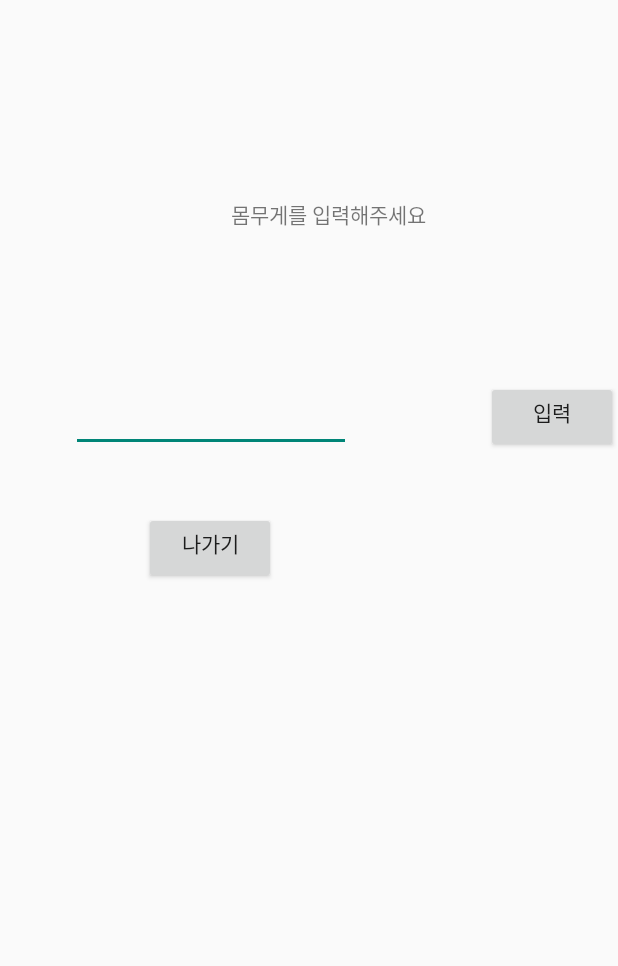
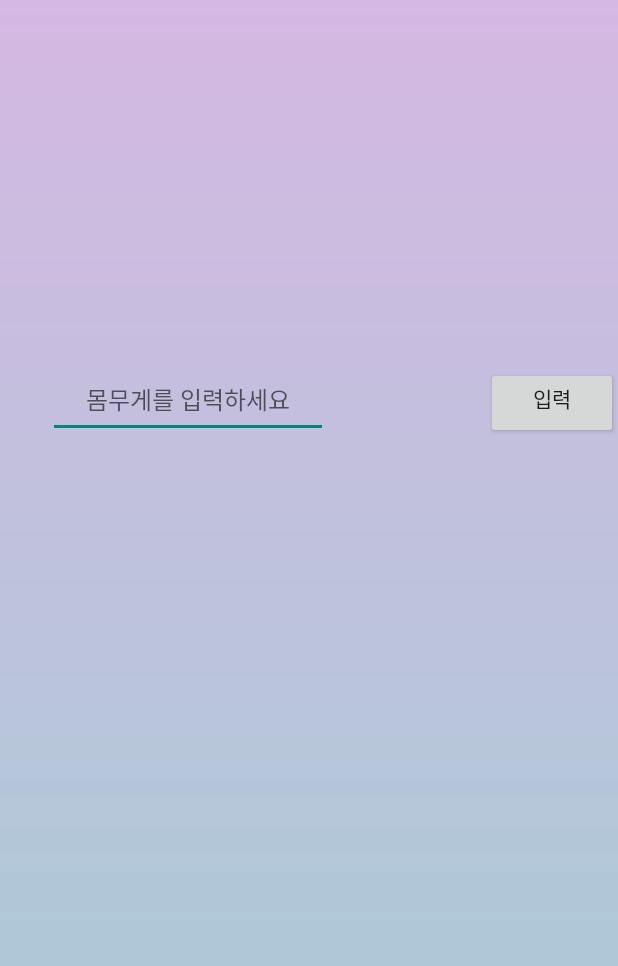
Before and after one commit to kimhm0728/WaterReminder, an Android app: the InputActivity screen opened directly, with no data from a screen before it, on a phone screen of 412 x 824 dp. Shown: the top 966 px of the screen. Run offline under Robolectric (Android 15) with nearby library versions, the phone set to English and light mode, and no system bars.

Commit message:
chore : 입력 ui 수정

```diff
--- a/app/src/main/java/com/example/WaterCollect/InputActivity.java
+++ b/app/src/main/java/com/example/WaterCollect/InputActivity.java
@@ -30,7 +30,9 @@ public class InputActivity extends AppCompatActivity {
         text.setText("");
 
         button = findViewById(R.id.button);
+
         button.setOnClickListener(new View.OnClickListener() {
+
             @Override
             public void onClick(View view) {
                 weight = edit.getText().toString();
--- a/app/src/main/res/layout/activity_input.xml
+++ b/app/src/main/res/layout/activity_input.xml
@@ -4,7 +4,8 @@
     xmlns:tools="http://schemas.android.com/tools"
     android:layout_width="match_parent"
     android:layout_height="match_parent"
-    tools:context=".InputActivity">
+    tools:context=".InputActivity"
+    android:background="@drawable/gradient_main">
 
     <Button
         android:id="@+id/button"
@@ -14,7 +15,8 @@
         android:text="입력"
         android:textAlignment="center"
         app:layout_constraintBaseline_toBaselineOf="@+id/edit"
-        app:layout_constraintEnd_toEndOf="parent" />
+        app:layout_constraintEnd_toEndOf="parent"
+        android:fontFamily="@font/nanumsquareextrabold"/>
 
     <TextView
         android:id="@+id/text"
@@ -26,15 +28,18 @@
         android:textAlignment="center"
         app:layout_constraintEnd_toEndOf="parent"
         app:layout_constraintStart_toStartOf="parent"
-        app:layout_constraintTop_toBottomOf="@+id/edit" />
+        app:layout_constraintTop_toBottomOf="@+id/edit"
+        android:fontFamily="@font/nanumsquareextrabold"/>
+
 
     <EditText
         android:id="@+id/edit"
         android:layout_width="wrap_content"
         android:layout_height="wrap_content"
-        android:layout_marginStart="47dp"
-        android:layout_marginTop="253dp"
+        android:layout_marginStart="32dp"
+        android:layout_marginTop="244dp"
         android:contentDescription="몸무게 입력"
+        android:hint="몸무게를 입력하세요"
         android:ems="10"
         android:gravity="center_horizontal"
         android:inputType="number"
@@ -44,28 +49,5 @@
         app:layout_constraintStart_toStartOf="parent"
         app:layout_constraintTop_toTopOf="parent" />
 
-    <Button
-        android:id="@+id/button2"
-        android:layout_width="wrap_content"
-        android:layout_height="wrap_content"
-        android:layout_marginStart="96dp"
-        android:layout_marginTop="40dp"
-        android:gravity="center_horizontal"
-        android:text="나가기"
-        android:textAlignment="center"
-        app:layout_constraintStart_toStartOf="parent"
-        app:layout_constraintTop_toBottomOf="@+id/edit" />
-
-    <TextView
-        android:id="@+id/text2"
-        android:layout_width="wrap_content"
-        android:layout_height="wrap_content"
-        android:layout_marginTop="132dp"
-        android:layout_marginEnd="128dp"
-        android:gravity="center_horizontal"
-        android:text="몸무게를 입력해주세요"
-        android:textAlignment="center"
-        app:layout_constraintEnd_toEndOf="parent"
-        app:layout_constraintTop_toTopOf="parent" />
 
 </androidx.constraintlayout.widget.ConstraintLayout>
```
